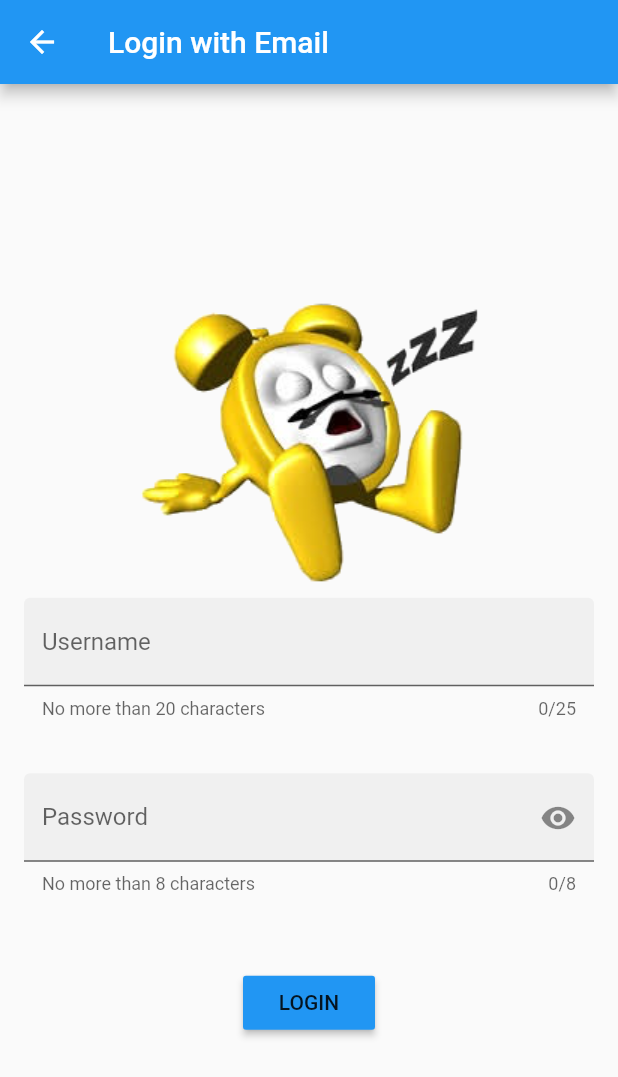
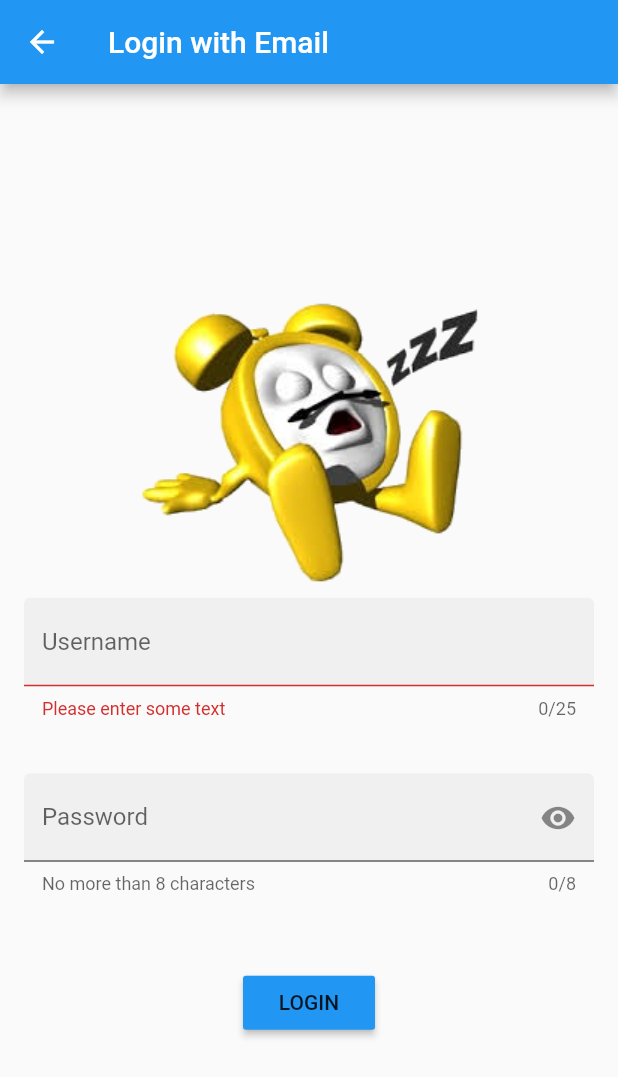
Before and after one commit to donwardpeng/mysnooze, a Flutter app: the LoginWithEmailPage screen opened directly, after a tap on "LOGIN", on a phone screen of 412 x 824 dp. Shown: the top 1077 px of the screen. Run offline on Flutter 3.47's test engine with Material 2 defaults, Android fonts, the phone set to English and light mode, and no system bars; our stand-ins replace firebase_analytics, firebase_auth, firebase_messaging, google_sign_in; missing offline and left inert: flutter_auth_buttons; accounts and stored records are empty.

Commit message:
Finished off email/password login fully with error handling. Added success and failure snackbars. Read up on how to use async/await keywords for Futures and how to deal with error catching from Futures.

```diff
--- a/lib/pages/loginwithemail.dart
+++ b/lib/pages/loginwithemail.dart
@@ -21,9 +21,9 @@ class LoginWithEmailPage extends StatefulWidget {
 
 class LoginWithEmailPageState extends State<LoginWithEmailPage> {
   String _password;
-  bool _success = false;
   final FirebaseAuth _auth = FirebaseAuth.instance;
   final TextEditingController _emailController = TextEditingController();
+  final GlobalKey<FormState> _formKey = GlobalKey<FormState>();
 
   Future<void> _setAnalyticsCurrentScreen() async {
     await widget.analytics.setCurrentScreen(
@@ -42,7 +42,10 @@ class LoginWithEmailPageState extends State<LoginWithEmailPage> {
     _setAnalyticsCurrentScreen();
     return Scaffold(
         appBar: AppBar(title: Text('Login with Email')),
-        body: Container(
+        body: Builder(
+            builder: (context) => Form(
+                key: _formKey,
+                child: Container(
                     padding: EdgeInsets.all(16.0),
                     child: Column(
                         crossAxisAlignment: CrossAxisAlignment.center,
@@ -81,25 +84,38 @@ class LoginWithEmailPageState extends State<LoginWithEmailPage> {
                           RaisedButton(
                               child: Text('LOGIN'),
                               color: Theme.of(context).primaryColor,
-                      onPressed: () {
-                        print(
-                            '[LOGINWITHEMAILPAGE]_signInWithEmailAndPassword - Username = ' +
+                              onPressed: () async {
+                                if (_formKey.currentState.validate()) {
+                                  _signInWithEmailAndPassword(context);
+                                }
+                              }),
+                        ])))));
+  }
+
+// Example code of how to sign in with email and password.
+  void _signInWithEmailAndPassword(context) async {
+    final FirebaseUser user = await _auth
+        .signInWithEmailAndPassword(
+      email: _emailController.text,
+      password: _password,
+    )
+        .catchError((onError) {
+      Scaffold.of(context).showSnackBar(SnackBar(
+        content: Text('Unsuccesful login - try again.'),
+      ));
+    });
+    print('[LOGINWITHEMAILPAGE]_signInWithEmailAndPassword - Username = ' +
         _emailController.text +
         ', Password = ' +
         _password);
-                        final snackBar = SnackBar(
-                          content: Text('Successful Login'),
-                          action: SnackBarAction(
-                            label: 'Undo',
-                            onPressed: () {
-                              // Some code to undo the change!
-                            },
-                          ),
-                        );
-                        _signInWithEmailAndPassword();
-                        if (_success) {
-                          Scaffold.of(context).showSnackBar(
-                              snackBar);
+    if (user != null) {
+      print(
+          '[LOGINWITHEMAILPAGE]_signInWithEmailAndPassword - successful login');
+      // Find the Scaffold in the Widget tree and use it to show a SnackBar!
+      Scaffold.of(context).showSnackBar(SnackBar(
+        content: Text('Successful Login as ' + user.email),
+      ));
+      await new Future.delayed(const Duration(seconds: 2));
       Navigator.push(
           context,
           MaterialPageRoute(
@@ -107,25 +123,16 @@ class LoginWithEmailPageState extends State<LoginWithEmailPage> {
                     analytics: widget.analytics,
                     observer: widget.observer,
                   )));
+    } else {
+      Scaffold.of(context).showSnackBar(SnackBar(
+        content: Text('Unsuccesful login - try again.'),
+      ));
     }
-                      })
-                ])));
   }
 
-// Example code of how to sign in with email and password.
-  void _signInWithEmailAndPassword() async {
-    final FirebaseUser user = await _auth.signInWithEmailAndPassword(
-      email: _emailController.text,
-      password: _password,
-    );
-    if (user != null) {
-      // Find the Scaffold in the Widget tree and use it to show a SnackBar!
-      setState(() {
-        _success = true;
-//        _userEmail = user.email;
-      });
-    } else {
-      _success = false;
+  @override
+  void dispose() {
+    _emailController.dispose();
+    super.dispose();
   }
 }
-}
--- a/lib/widgets/password_input.dart
+++ b/lib/widgets/password_input.dart
@@ -23,6 +23,12 @@ class StatefulPasswordInput extends State<PasswordInput> {
     _passwordController.addListener(onChange);
     _textFocus.addListener(onChange);
     super.initState();
+  }
+
+  @override
+  void dispose() {
+    _passwordController.dispose();
+    super.dispose();
   }
 
   void updatePasswordVisibility() {
```
Lines whose indentation alone changed are shown as unchanged.
